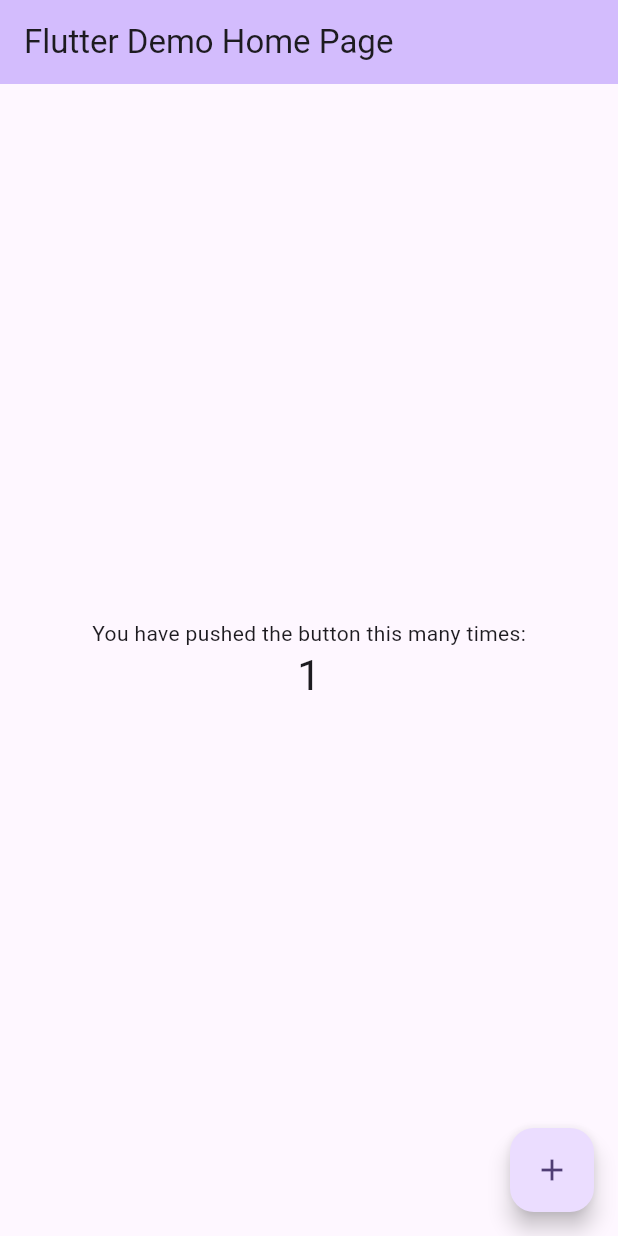
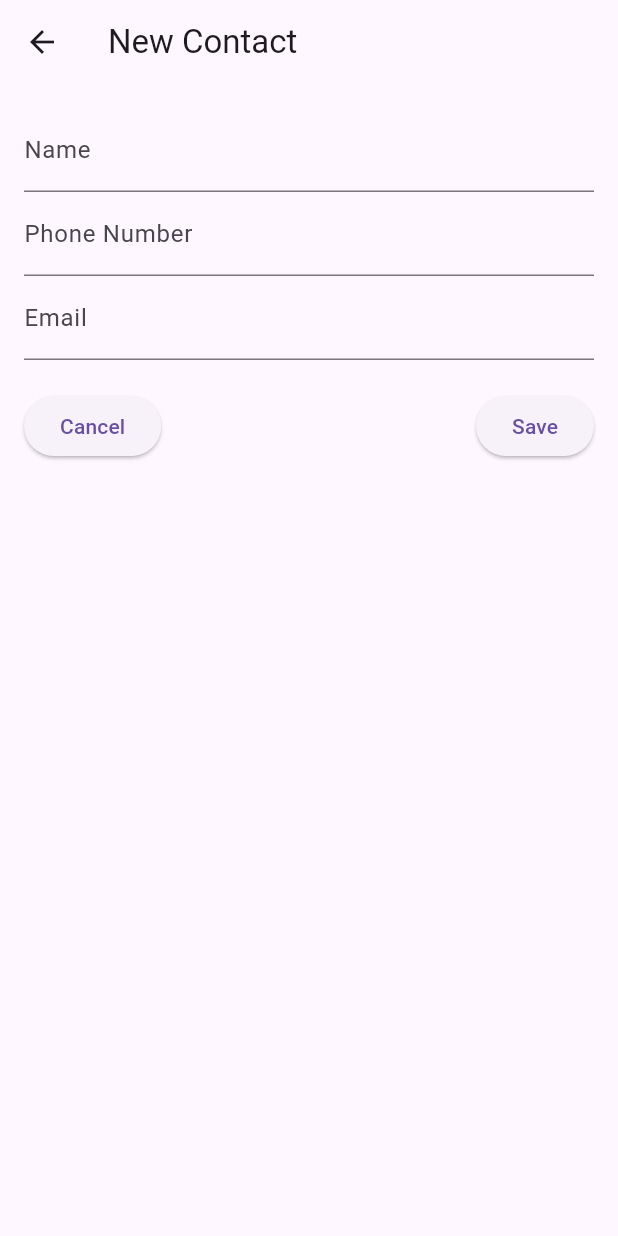
Before and after one commit to GocasPT/AMOV-ContactList, a Flutter app: the screen it shows after launch, after a tap on the "add" icon, on a phone screen of 412 x 824 dp. Run offline on Flutter 3.47's test engine with Material 3 defaults, Android fonts, the phone set to English and light mode, and no system bars.

Commit message:
model and viewmodels

```diff
--- a/lib/main.dart
+++ b/lib/main.dart
@@ -1,125 +1,182 @@
 import 'package:flutter/material.dart';
+import 'model/contact.dart';
+import 'model/contact_list.dart';
+import 'viewmodel/contacts_viewmodel.dart';
 
 void main() {
-  runApp(const MyApp());
+  runApp(MyApp());
 }
 
 class MyApp extends StatelessWidget {
   const MyApp({super.key});
 
-  // This widget is the root of your application.
   @override
   Widget build(BuildContext context) {
     return MaterialApp(
-      title: 'Flutter Demo',
-      theme: ThemeData(
-        // This is the theme of your application.
-        //
-        // TRY THIS: Try running your application with "flutter run". You'll see
-        // the application has a purple toolbar. Then, without quitting the app,
-        // try changing the seedColor in the colorScheme below to Colors.green
-        // and then invoke "hot reload" (save your changes or press the "hot
-        // reload" button in a Flutter-supported IDE, or press "r" if you used
-        // the command line to start the app).
-        //
-        // Notice that the counter didn't reset back to zero; the application
-        // state is not lost during the reload. To reset the state, use hot
-        // restart instead.
-        //
-        // This works for code too, not just values: Most code changes can be
-        // tested with just a hot reload.
-        colorScheme: ColorScheme.fromSeed(seedColor: Colors.deepPurple),
-        useMaterial3: true,
-      ),
-      home: const MyHomePage(title: 'Flutter Demo Home Page'),
+      title: 'Contacts List',
+      theme: ThemeData(primarySwatch: Colors.blue),
+      home: ContactsScreen(),
     );
   }
 }
 
-class MyHomePage extends StatefulWidget {
-  const MyHomePage({super.key, required this.title});
-
-  // This widget is the home page of your application. It is stateful, meaning
-  // that it has a State object (defined below) that contains fields that affect
-  // how it looks.
-
-  // This class is the configuration for the state. It holds the values (in this
-  // case the title) provided by the parent (in this case the App widget) and
-  // used by the build method of the State. Fields in a Widget subclass are
-  // always marked "final".
-
-  final String title;
+class ContactsScreen extends StatefulWidget {
+  const ContactsScreen({super.key});
 
   @override
-  State<MyHomePage> createState() => _MyHomePageState();
+  State<ContactsScreen> createState() => _ContactsScreenState();
 }
 
-class _MyHomePageState extends State<MyHomePage> {
-  int _counter = 0;
+class _ContactsScreenState extends State<ContactsScreen> {
+  final ContactsList contactsList = ContactsList();
+  late ContactsViewModel viewModel;
 
-  void _incrementCounter() {
-    setState(() {
-      // This call to setState tells the Flutter framework that something has
-      // changed in this State, which causes it to rerun the build method below
-      // so that the display can reflect the updated values. If we changed
-      // _counter without calling setState(), then the build method would not be
-      // called again, and so nothing would appear to happen.
-      _counter++;
-    });
+  @override
+  void initState() {
+    super.initState();
+    viewModel = ContactsViewModel(contactsList: contactsList);
+  }
+
+  void _navigateToContactForm([Contact? contact]) {
+    if (contact != null) {
+      viewModel.selectContact(contact);
+    } else {
+      viewModel.createContact();
+    }
+
+    Navigator.push(
+      context,
+      MaterialPageRoute(
+        builder: (_) => ContactFormScreen(
+          onSave: (String name, String phone, String email) {
+            viewModel.updateContactDetails(name, phone, email);
+            if(viewModel.saveContact()) {
+              setState(() {});
+              Navigator.pop(context);
+            }
+          },
+          contact: contact,
+        ),
+      ),
+    );
   }
 
   @override
   Widget build(BuildContext context) {
-    // This method is rerun every time setState is called, for instance as done
-    // by the _incrementCounter method above.
-    //
-    // The Flutter framework has been optimized to make rerunning build methods
-    // fast, so that you can just rebuild anything that needs updating rather
-    // than having to individually change instances of widgets.
+    return Scaffold(
+      appBar: AppBar(title: Text('Contacts List')),
+      body: ListView.builder(
+        itemCount: contactsList.getContacts().length,
+        itemBuilder: (context, index) {
+          final contact = contactsList.getContacts()[index];
+          return ListTile(
+            title: Text(contact.name),
+            subtitle: Text(contact.phoneNumber),
+            onTap: () => _navigateToContactForm(contact),
+          );
+        },
+      ),
+      floatingActionButton: FloatingActionButton(
+        onPressed: () => _navigateToContactForm(),
+        child: Icon(Icons.add),
+      ),
+    );
+  }
+}
+
+class ContactFormScreen extends StatefulWidget {
+  final void Function(String name, String phone, String email) onSave;
+  final Contact? contact;
+
+  const ContactFormScreen({
+    super.key,
+    required this.onSave,
+    this.contact,
+  });
+
+  @override
+  State<ContactFormScreen> createState() => _ContactFormScreenState();
+}
+
+class _ContactFormScreenState extends State<ContactFormScreen> {
+  late final TextEditingController _nameController;
+  late final TextEditingController _phoneController;
+  late final TextEditingController _emailController;
+
+  @override
+  void initState() {
+    super.initState();
+    _nameController = TextEditingController(text: widget.contact?.name ?? '');
+    _phoneController = TextEditingController(text: widget.contact?.phoneNumber ?? '');
+    _emailController = TextEditingController(text: widget.contact?.email ?? '');
+  }
+
+  @override
+  void dispose() {
+    _nameController.dispose();
+    _phoneController.dispose();
+    _emailController.dispose();
+    super.dispose();
+  }
+
+  @override
+  Widget build(BuildContext context) {
     return Scaffold(
       appBar: AppBar(
-        // TRY THIS: Try changing the color here to a specific color (to
-        // Colors.amber, perhaps?) and trigger a hot reload to see the AppBar
-        // change color while the other colors stay the same.
-        backgroundColor: Theme.of(context).colorScheme.inversePrimary,
-        // Here we take the value from the MyHomePage object that was created by
-        // the App.build method, and use it to set our appbar title.
-        title: Text(widget.title),
+        title: const Text('New Contact'),
       ),
-      body: Center(
-        // Center is a layout widget. It takes a single child and positions it
-        // in the middle of the parent.
+      body: Padding(
+        padding: const EdgeInsets.all(16.0),
+        child: Form(
           child: Column(
-          // Column is also a layout widget. It takes a list of children and
-          // arranges them vertically. By default, it sizes itself to fit its
-          // children horizontally, and tries to be as tall as its parent.
-          //
-          // Column has various properties to control how it sizes itself and
-          // how it positions its children. Here we use mainAxisAlignment to
-          // center the children vertically; the main axis here is the vertical
-          // axis because Columns are vertical (the cross axis would be
-          // horizontal).
-          //
-          // TRY THIS: Invoke "debug painting" (choose the "Toggle Debug Paint"
-          // action in the IDE, or press "p" in the console), to see the
-          // wireframe for each widget.
-          mainAxisAlignment: MainAxisAlignment.center,
-          children: <Widget>[
-            const Text(
-              'You have pushed the button this many times:',
+            children: [
+              TextFormField(
+                controller: _nameController,
+                decoration: const InputDecoration(labelText: 'Name'),
+                validator: (value) => value == null || value.isEmpty
+                    ? 'Name is required'
+                    : null,
               ),
-            Text(
-              '$_counter',
-              style: Theme.of(context).textTheme.headlineMedium,
+              TextFormField(
+                controller: _phoneController,
+                decoration: const InputDecoration(labelText: 'Phone Number'),
+                keyboardType: TextInputType.phone,
+                validator: (value) => value == null || value.isEmpty
+                    ? 'Phone number is required'
+                    : null,
+              ),
+              TextFormField(
+                controller: _emailController,
+                decoration: const InputDecoration(labelText: 'Email'),
+                keyboardType: TextInputType.emailAddress,
+                validator: (value) => value == null || value.isEmpty
+                    ? 'Email is required'
+                    : null,
+              ),
+              const SizedBox(height: 20),
+              Row(
+                mainAxisAlignment: MainAxisAlignment.spaceBetween,
+                children: [
+                  ElevatedButton(
+                    onPressed: () => Navigator.pop(context),
+                    child: const Text('Cancel'),
+                  ),
+                  ElevatedButton(
+                    onPressed: () {
+                        widget.onSave(
+                          _nameController.text,
+                          _phoneController.text,
+                          _emailController.text,
+                        );
+                      },
+                    child: const Text('Save'),
+                  ),
+                ],
               ),
             ],
           ),
         ),
-      floatingActionButton: FloatingActionButton(
-        onPressed: _incrementCounter,
-        tooltip: 'Increment',
-        child: const Icon(Icons.add),
-      ), // This trailing comma makes auto-formatting nicer for build methods.
+      ),
     );
   }
 }
--- /dev/null
+++ b/lib/model/contact.dart
@@ -0,0 +1,20 @@
+class Contact {
+  String name;
+  String phoneNumber;
+  String email;
+  //DateTime? birthday;
+  //String? picture;
+
+  Contact({
+    required this.name,
+    required this.phoneNumber,
+    required this.email,
+    //this.birthday,
+    //this.picture,
+  });
+
+  @override
+  String toString() {
+    return 'Contact{name: $name, email: $email, phoneNumber: $phoneNumber}';
+  }
+}
--- /dev/null
+++ b/lib/model/contact_list.dart
@@ -0,0 +1,17 @@
+import 'contact.dart';
+
+class ContactsList {
+  final List<Contact> _contacts = [];
+
+  void addContact(Contact contact) {
+    _contacts.add(contact);
+  }
+
+  List<Contact> getContacts() {
+    return List.unmodifiable(_contacts);
+  }
+
+  void clearAll() {
+    _contacts.clear();
+  }
+}
--- /dev/null
+++ b/lib/viewmodel/contacts_viewmodel.dart
@@ -0,0 +1,62 @@
+import '../model/contact.dart';
+import '../model/contact_list.dart';
+
+class ContactsViewModel {
+  final ContactsList contactsList;
+  Contact? currentContact;
+
+  String name = '';
+  String phone = '';
+  String email = '';
+  //DateTime? birthday;
+  //String? picture;
+
+  ContactsViewModel({required this.contactsList});
+
+  void createContact() {
+    currentContact = null;
+    name = '';
+    phone = '';
+    email = '';
+    //birthday = null;
+    //picture = null;
+  }
+
+  void selectContact(Contact contact) {
+    currentContact = contact;
+    name = contact.name;
+    phone = contact.phoneNumber;
+    email = contact.email;
+    //birthday = contact.birthday;
+    //picture = contact.picture?.path;
+  }
+
+  void updateContactDetails(String name, String phone, String email) {
+    this.name = name;
+    this.phone = phone;
+    this.email = email;
+  }
+
+  bool saveContact() {
+    if (name.isEmpty || phone.isEmpty || email.isEmpty) {
+      return false;
+    }
+
+    if (currentContact == null) {
+      contactsList.addContact(
+        Contact(
+          name: name,
+          email: email,
+          phoneNumber: phone,
+        ),
+      );
+    } else {
+      currentContact!
+        ..name = name
+        ..email = email
+        ..phoneNumber = phone;
+    }
+
+    return true;
+  }
+}
```
Lines whose indentation alone changed are shown as unchanged.
